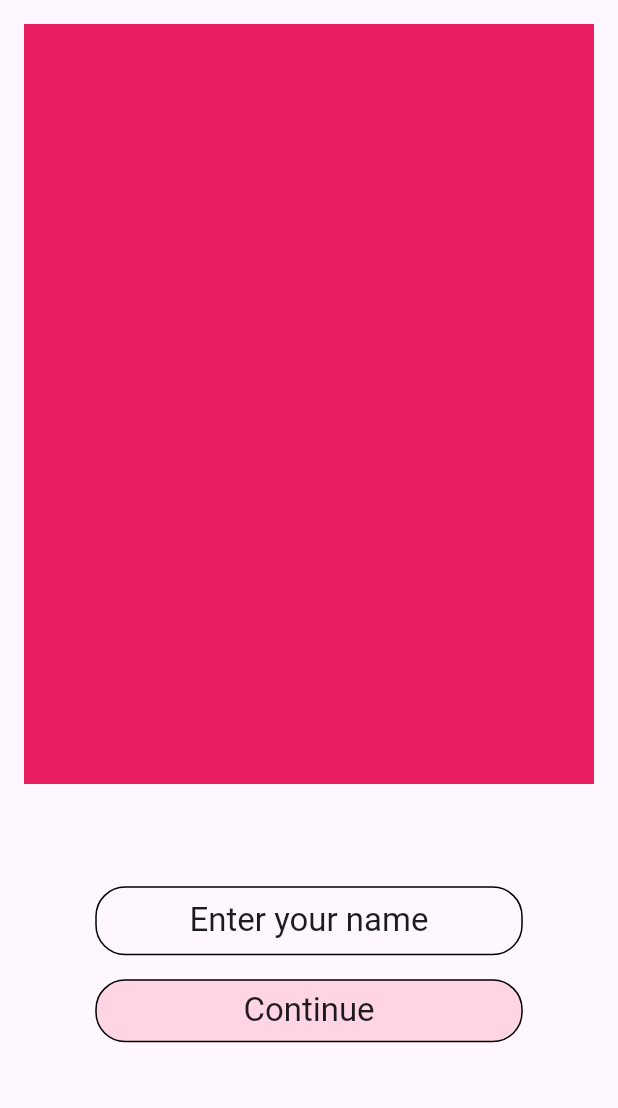
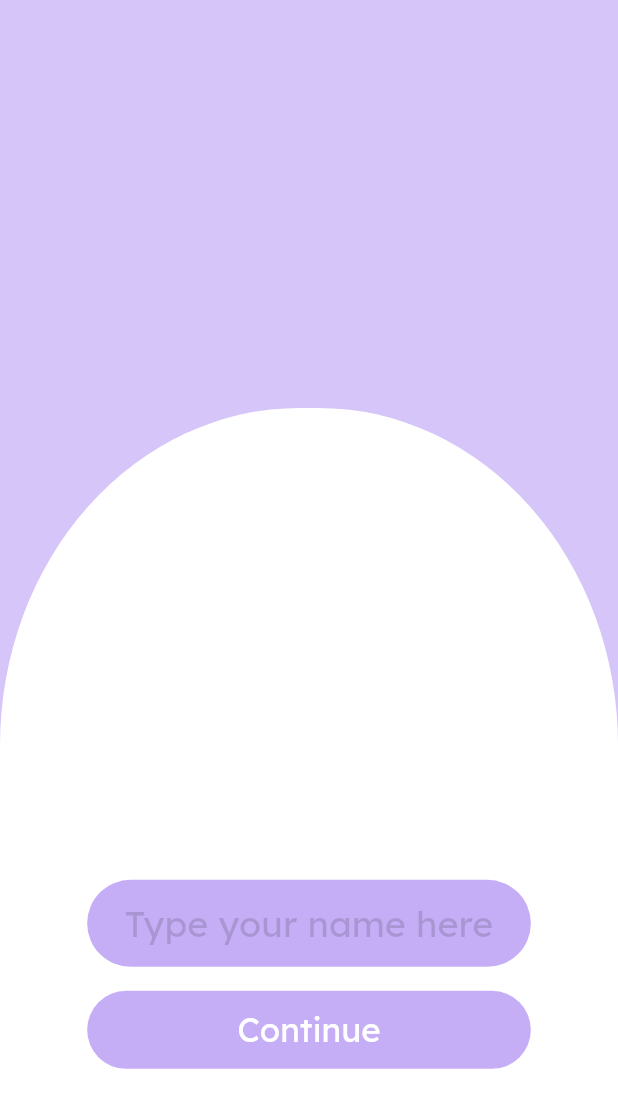
Before and after one commit to 1000-MLN/FitTrack, a Flutter app: the screen it shows after launch, on a phone screen of 412 x 824 dp. Shown: the top 1108 px of the screen. Run offline on Flutter 3.47's test engine with Material 3 defaults, Android fonts, the light colour scheme and no system bars; our stand-ins replace flutter_riverpod, shared_preferences.

Commit message:
add fonts, update design and add name provider

```diff
--- a/lib/choose_character_screen.dart
+++ b/lib/choose_character_screen.dart
@@ -1,8 +1,26 @@
+import 'package:fit_track/data/provider.dart';
 import 'package:flutter/material.dart';
+import 'package:flutter_riverpod/flutter_riverpod.dart';
 
-class ChooseCharacterScreen extends StatelessWidget {
+class ChooseCharacterScreen extends ConsumerStatefulWidget {
+  const ChooseCharacterScreen({super.key});
+
+  @override
+  ConsumerState<ChooseCharacterScreen> createState() =>
+      _ChooseCharacterScreen();
+}
+
+class _ChooseCharacterScreen extends ConsumerState<ChooseCharacterScreen> {
+  @override
+  void initState() {
+    // TODO: implement initState
+    super.initState();
+    ref.read(nameProvider);
+  }
+
   @override
   Widget build(BuildContext context) {
+    final name = ref.watch(nameProvider);
     return Scaffold(
       body: Padding(
         padding: const EdgeInsets.all(16.0),
@@ -19,16 +37,17 @@ class ChooseCharacterScreen extends StatelessWidget {
               child: Row(
                 crossAxisAlignment: CrossAxisAlignment.start,
                 children: [
-                    Spacer(flex: 1),
                   Expanded(
                     flex: 6,
                     child: Column(
                       children: [
+                        Text(
+                          "Nice to meet you, ${name.name}!",
+                        ),
                         Container(
                           child: Ink(
                             decoration: BoxDecoration(
-                                color: const Color.fromARGB(
-                                    255, 255, 213, 227),
+                              color: const Color.fromARGB(255, 255, 213, 227),
                               borderRadius: BorderRadius.circular(20),
                               border: Border.all(
                                 color: Colors.black,
@@ -38,12 +57,11 @@ class ChooseCharacterScreen extends StatelessWidget {
                                 borderRadius: BorderRadius.circular(20),
                                 onTap: () {
                                   Navigator.pushNamed(context, '/home');
-
                                 },
                                 child: Expanded(
                                   child: Padding(
-                                      padding: const EdgeInsets.symmetric(
-                                          vertical: 6),
+                                    padding:
+                                        const EdgeInsets.symmetric(vertical: 6),
                                     child: Center(
                                         child: Text(
                                       'Let\'s start!',
@@ -58,15 +76,12 @@ class ChooseCharacterScreen extends StatelessWidget {
                       ],
                     ),
                   ),
-                    Spacer(flex: 1),
                 ],
               ),
             ),
-
           ],
         ),
       ),
-
     );
   }
 }
--- a/lib/data/provider.dart
+++ b/lib/data/provider.dart
@@ -0,0 +1,14 @@
+import 'package:flutter/material.dart';
+import 'package:flutter_riverpod/flutter_riverpod.dart';
+
+final nameProvider =
+    ChangeNotifierProvider<NameNotifier>((ref) => NameNotifier());
+
+class NameNotifier extends ChangeNotifier {
+  String name = '';
+
+  void setName(String name) {
+    this.name = name;
+    notifyListeners();
+  }
+}
--- a/lib/main.dart
+++ b/lib/main.dart
@@ -1,17 +1,22 @@
 import 'package:flutter/material.dart';
+import 'package:flutter_riverpod/flutter_riverpod.dart';
 import 'welcome_screen.dart';
 import 'choose_character_screen.dart';
 import 'bottom_nav_bar.dart';
 import 'new_workout_section_screen.dart';
 import 'workout_sections_screen.dart';
 void main() {
-  runApp(MyApp());
+  runApp(
+    ProviderScope(child: MyApp()));
 }
 
 class MyApp extends StatelessWidget {
   @override
   Widget build(BuildContext context) {
     return MaterialApp(
+      theme: ThemeData(
+        fontFamily: 'Lexend',
+      ),
       title: 'Workout App',
       initialRoute: '/',
       routes: {
--- a/lib/welcome_screen.dart
+++ b/lib/welcome_screen.dart
@@ -1,39 +1,72 @@
+import 'package:fit_track/data/provider.dart';
 import 'package:flutter/material.dart';
+import 'package:flutter_riverpod/flutter_riverpod.dart';
 
-class WelcomeScreen extends StatelessWidget {
+class WelcomeScreen extends ConsumerStatefulWidget {
+  const WelcomeScreen({super.key});
+
+  @override
+  ConsumerState<WelcomeScreen> createState() => _WelcomeScreen();
+}
+
+class _WelcomeScreen extends ConsumerState<WelcomeScreen> {
   final nameController = TextEditingController();
+
+  @override
+  void initState() {
+    // TODO: implement initState
+    super.initState();
+    ref.read(nameProvider);
+  }
+
   @override
   Widget build(BuildContext context) {
+    final name = ref.watch(nameProvider);
     return Scaffold(
-      body: Padding(
-        padding: const EdgeInsets.all(16.0),
-        child: Center(
+      body: Center(
+        child: Stack(
+          alignment: Alignment.bottomCenter,
+          children: [
+            Container(
+              color: const Color(0xFFD6C5F9),
+            ),
+            Container(
+              alignment: Alignment.bottomCenter,
+              height: MediaQuery.of(context).size.height * 0.67,
+              decoration: const BoxDecoration(
+                color: Colors.white,
+                borderRadius: BorderRadius.only(
+                  topLeft: Radius.elliptical(200, 225),
+                  topRight: Radius.elliptical(200, 225),
+                ),
+              ),
+            ),
+            Container(
+              padding: const EdgeInsets.all(26.0),
               child: Column(
                 children: [
                   Expanded(
                       flex: 14,
-                  child:
-                      Container(width: 500, height: 500, color: Colors.pink)),
+                      child: Container(
+                        width: 500,
+                        height: 500,
+                        // decoration: BoxDecoration(
+                        //     border: Border.all(color: Colors.black)),
+                      )),
                   const Padding(padding: EdgeInsets.all(16)),
                   const Spacer(flex: 1),
                   Expanded(
                     flex: 6,
-                child: Row(
-                  crossAxisAlignment: CrossAxisAlignment.start,
+                    child: Column(
+                      mainAxisAlignment: MainAxisAlignment.start,
                       children: [
-                    const Spacer(flex: 1),
-                    Expanded(
-                      flex: 6,
-                      child: Column(
-                        children: [
-                          Container(
+                        IntrinsicWidth(
+                          child: Container(
                             padding: const EdgeInsets.symmetric(
-                                horizontal: 25, vertical: 8),
+                                horizontal: 25, vertical: 14),
                             decoration: BoxDecoration(
-                              border: Border.all(
-                                color: Colors.black,
-                              ),
-                              borderRadius: BorderRadius.circular(20),
+                              color: const Color(0xFFC5AEF6),
+                              borderRadius: BorderRadius.circular(30),
                             ),
                             child: TextField(
                               expands: false,
@@ -43,32 +76,25 @@ class WelcomeScreen extends StatelessWidget {
                               style: Theme.of(context).textTheme.titleLarge,
                               decoration: InputDecoration(
                                 isCollapsed: true,
-                                hintText: "Enter your name",
-                                hintStyle:
-                                    Theme.of(context).textTheme.titleLarge,
+                                hintText: "Type your name here",
+                                hintStyle: Theme.of(context)
+                                    .textTheme
+                                    .titleLarge
+                                    ?.copyWith(
+                                        fontSize: 24,
+                                        color: const Color(0x25000000)),
                                 border: InputBorder.none,
                               ),
                             ),
                           ),
+                        ),
                         const Padding(padding: EdgeInsets.all(8)),
-                          Row(
-                            mainAxisAlignment: MainAxisAlignment.center,
-                            children: [
-                              Expanded(
-                                child: Ink(
-                                  decoration: BoxDecoration(
-                                    color: const Color.fromARGB(
-                                        255, 255, 213, 227),
-                                    borderRadius: BorderRadius.circular(20),
-                                    border: Border.all(
-                                      color: Colors.black,
-                                    ),
-                                  ),
+                        IntrinsicWidth(
                           child: InkWell(
-                                      borderRadius: BorderRadius.circular(20),
+                              borderRadius: BorderRadius.circular(30),
                               onTap: () {
                                 if (nameController.text.isNotEmpty) {
-                                          //TODO:add here provider to remember name
+                                  name.setName(nameController.text);
                                   Navigator.pushNamed(
                                       context, '/chooseCharacter');
                                 } else {
@@ -76,52 +102,44 @@ class WelcomeScreen extends StatelessWidget {
                                       context: context,
                                       builder: (context) => AlertDialog(
                                             title: const Align(
-                                                        alignment:
-                                                            Alignment.center,
+                                                alignment: Alignment.center,
                                                 child: Text("Error")),
                                             content: const Row(
                                               mainAxisAlignment:
-                                                          MainAxisAlignment
-                                                              .center,
+                                                  MainAxisAlignment.center,
                                               children: [
-                                                        Text(
-                                                            "Please enter a name"),
+                                                Text("Please enter a name"),
                                               ],
                                             ),
                                             actions: [
                                               TextButton(
                                                   onPressed: () {
-                                                            Navigator.pop(
-                                                                context);
+                                                    Navigator.pop(context);
                                                   },
                                                   child: const Align(
-                                                            alignment: Alignment
-                                                                .center,
+                                                    alignment: Alignment.center,
                                                     child: Text("Ok"),
                                                   ))
                                             ],
                                           ));
                                 }
                               },
-                                      child: Expanded(
-                                        child: Padding(
+                              child: Container(
+                                decoration: BoxDecoration(
+                                  color: const Color(0xFFC5AEF6),
+                                  borderRadius: BorderRadius.circular(30),
+                                ),
                                 padding: const EdgeInsets.symmetric(
-                                              vertical: 6),
+                                    vertical: 12, horizontal: 100.2),
                                 child: Center(
                                     child: Text(
                                   "Continue",
                                   style: Theme.of(context)
                                       .textTheme
-                                                .titleLarge,
+                                      .titleLarge
+                                      ?.copyWith(color: Colors.white),
                                 )),
-                                        ),
                               )),
-                                ),
-                              ),
-                            ],
-                          ),
-                        ],
-                      ),
                         ),
                         const Spacer(flex: 1),
                       ],
@@ -130,6 +148,8 @@ class WelcomeScreen extends StatelessWidget {
                 ],
               ),
             ),
+          ],
+        ),
       ),
     );
   }
```
Also changed, not shown: pubspec.yaml (+10 -73 lines), assets/fonts/Lexend-Bold.ttf (added), assets/fonts/Lexend-Regular.ttf (added), pubspec.lock, 3 other files. Lines whose indentation alone changed are shown as unchanged.
